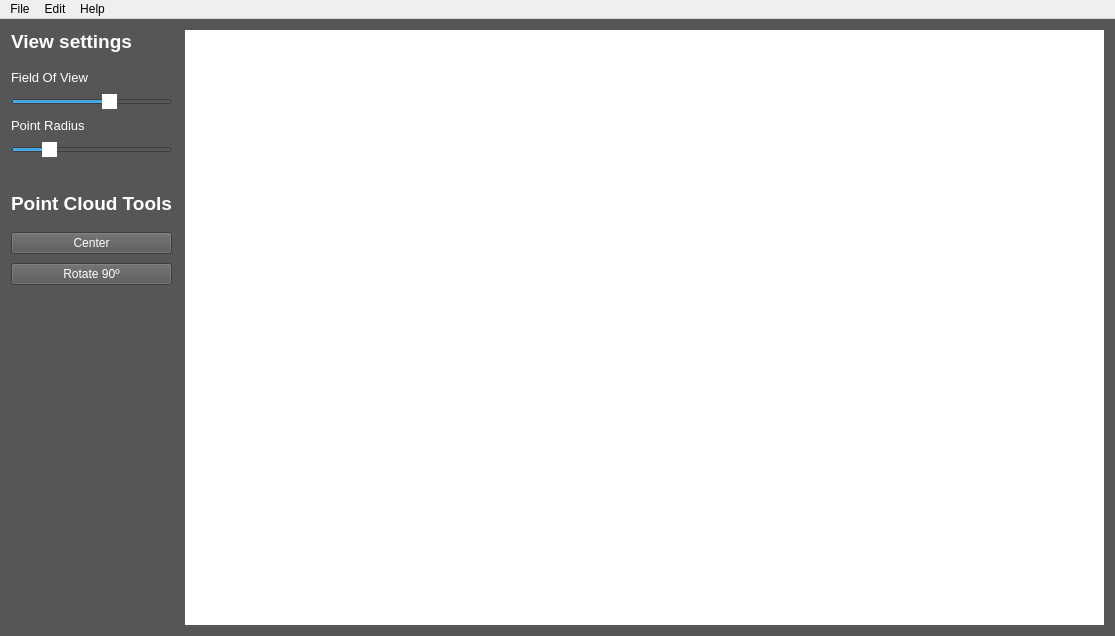
Before: the Qt Designer form PointCloudEditor/code/PointCloudEditor.ui in miguelgutierrezruano/PointCloudEditor, drawn with Qt 5.
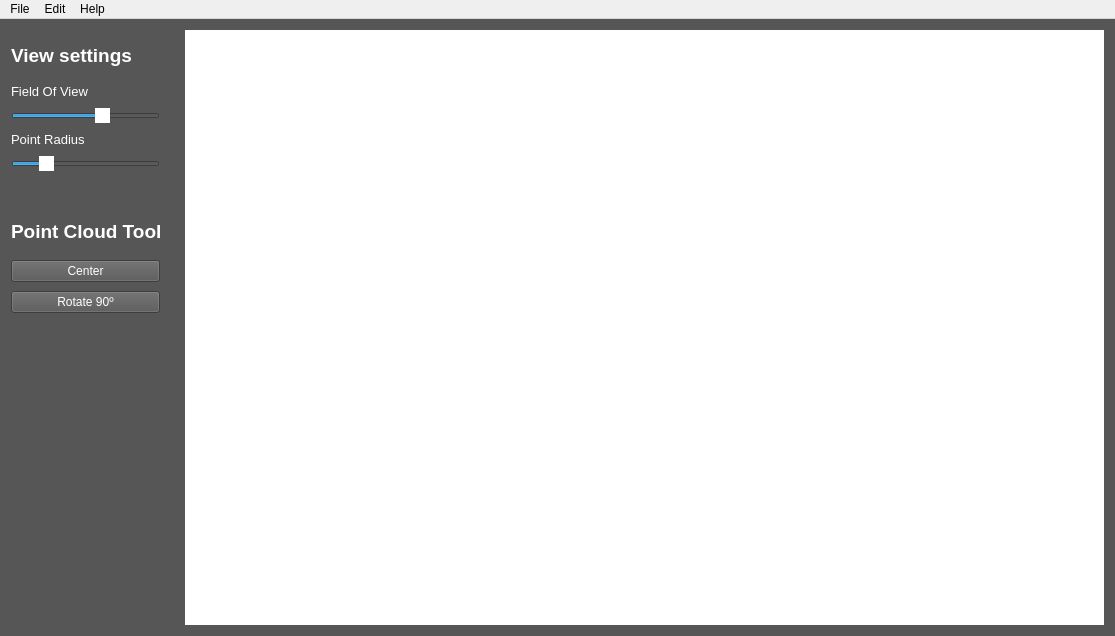
After: the same form once the commit is applied.

```diff
--- a/PointCloudEditor/code/PointCloudEditor.ui
+++ b/PointCloudEditor/code/PointCloudEditor.ui
@@ -63,7 +63,15 @@
         <string notr="true">background-color: white;</string>
        </property>
       </widget>
-      <widget class="QWidget" name="">
+      <widget class="QWidget" name="layoutWidget">
+       <property name="geometry">
+        <rect>
+         <x>0</x>
+         <y>0</y>
+         <width>160</width>
+         <height>309</height>
+        </rect>
+       </property>
        <layout class="QVBoxLayout" name="ToolsLayout">
         <property name="spacing">
          <number>35</number>
```
Left out of the diff: 19 changed lines with no effect on the pictures.
